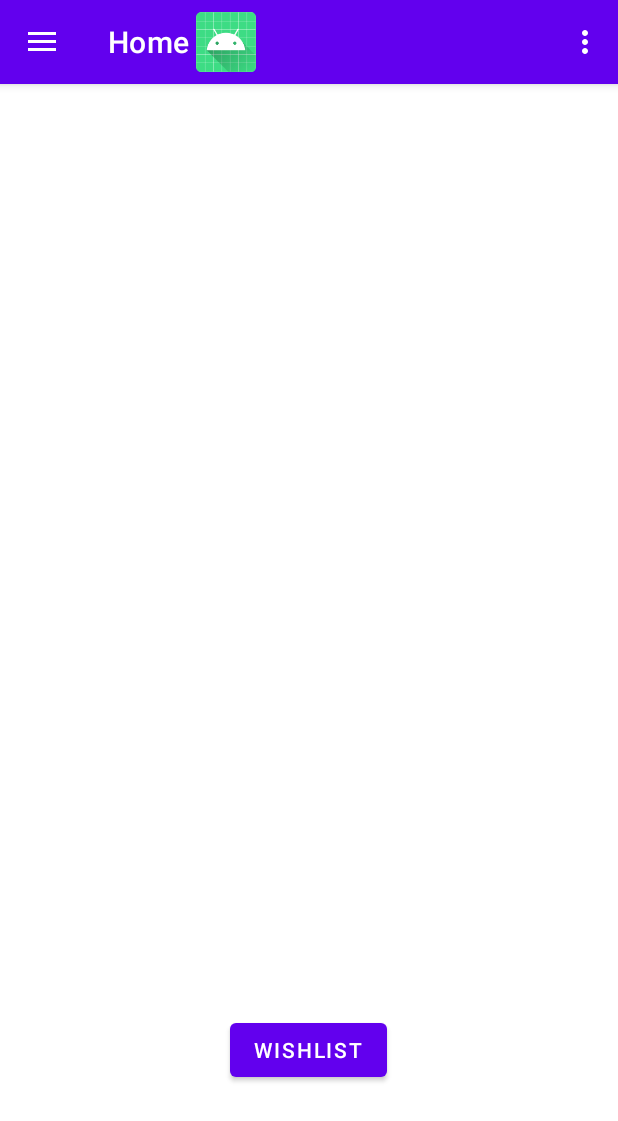
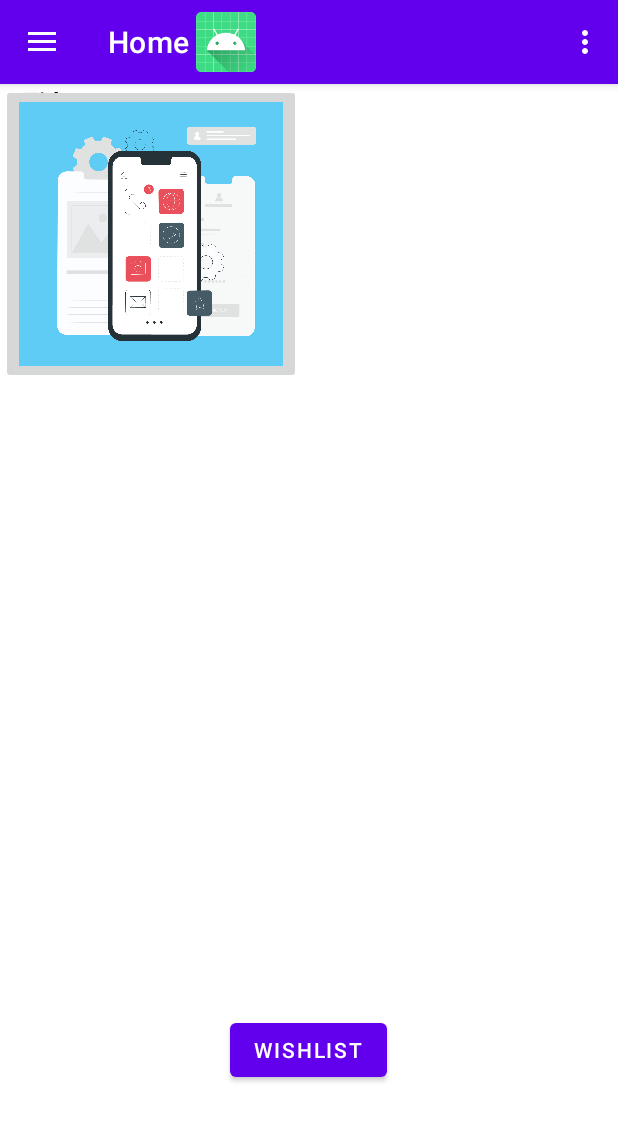
Before and after one commit to Shray-glitch/Hack36, an Android app: the screen it shows after launch once a user with an empty profile is signed in (HomeActivity), on a phone screen of 412 x 824 dp. Shown: the top 1121 px of the screen. Run offline under Robolectric (Android 15) with nearby library versions, the phone set to English and light mode, and no system bars; our stand-ins replace Firebase (no records; nobody signed in at launch, a user with empty details on screens opened directly), navigation-ui.

Commit message:
recylcler view

```diff
--- a/app/src/main/java/com/example/registerfirebase/ui/home/HomeFragment.java
+++ b/app/src/main/java/com/example/registerfirebase/ui/home/HomeFragment.java
@@ -48,8 +48,8 @@ public class HomeFragment extends Fragment {
 
         View view = inflater.inflate(R.layout.fragment_home, container, false);
 
-        GridView gridView = view.findViewById(R.id.grid_product_layout_gridview);
-        TextView gridLayoutTitle = view.findViewById(R.id.grid_layout_title);
+//        GridView gridView = view.findViewById(R.id.grid_product_layout_gridview);
+//        TextView gridLayoutTitle = view.findViewById(R.id.grid_layout_title);
 
 //        List<GridProductLayoutModel> gridProductLayoutModelList = new ArrayList<>();
 //
--- a/app/src/main/res/layout/fragment_home.xml
+++ b/app/src/main/res/layout/fragment_home.xml
@@ -30,7 +30,7 @@
         <LinearLayout
             android:layout_width="match_parent"
             android:layout_height="wrap_content" >
-<!--            <include layout="@layout/grid_product_layout"/>-->
+            <include layout="@layout/grid_product_layout"/>
 
 
         </LinearLayout>
--- a/app/src/main/res/layout/grid_product_layout.xml
+++ b/app/src/main/res/layout/grid_product_layout.xml
@@ -5,4 +5,33 @@
     android:layout_width="match_parent"
     android:layout_height="match_parent"
     android:background="@color/cardview_light_background"
-    android:elevation="3dp"/>
+    android:elevation="3dp">
+
+    <TextView
+        android:id="@+id/grid_layout_title"
+        android:layout_width="wrap_content"
+        android:layout_height="wrap_content"
+        android:layout_marginStart="16dp"
+        android:layout_marginLeft="16dp"
+        android:text="Title"
+        android:textColor="#000000"
+        android:textSize="16sp"
+        android:textStyle="bold"
+        app:layout_constraintStart_toStartOf="parent"
+        tools:layout_editor_absoluteY="21dp" />
+
+    <ImageButton
+        android:id="@+id/imageButton"
+        android:layout_width="200dp"
+        android:layout_height="200dp"
+        android:layout_marginEnd="211dp"
+        android:layout_marginRight="211dp"
+        android:layout_weight="1"
+        android:adjustViewBounds="true"
+        android:scaleType="fitCenter"
+        app:layout_constraintEnd_toEndOf="parent"
+        app:layout_constraintStart_toStartOf="parent"
+        app:srcCompat="@drawable/android"
+        tools:layout_editor_absoluteY="82dp" />
+
+</androidx.constraintlayout.widget.ConstraintLayout>
```
Also changed, not shown: app/src/main/res/drawable-v21/android.png (added), app/src/main/res/drawable-v21/design.png (added), app/src/main/res/drawable-v21/ml.jpg (added), app/src/main/res/drawable-v21/web.png (added), app/src/main/res/drawable-v24/android.png (added), app/src/main/res/drawable-v24/design.png (added), app/src/main/res/drawable-v24/ml.jpg (added), app/src/main/res/drawable-v24/web.png (added), app/src/main/res/drawable/android.png (added), app/src/main/res/drawable/design.png (added), app/src/main/res/drawable/ml.jpg (added), app/src/main/res/drawable/web.png (added).
